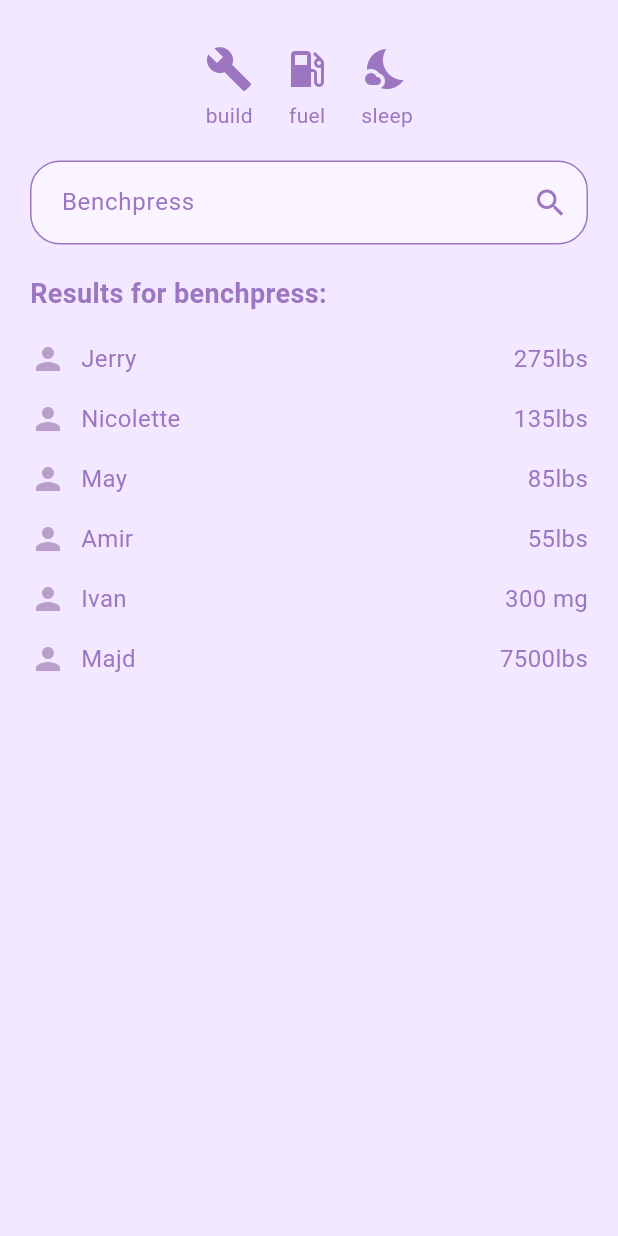
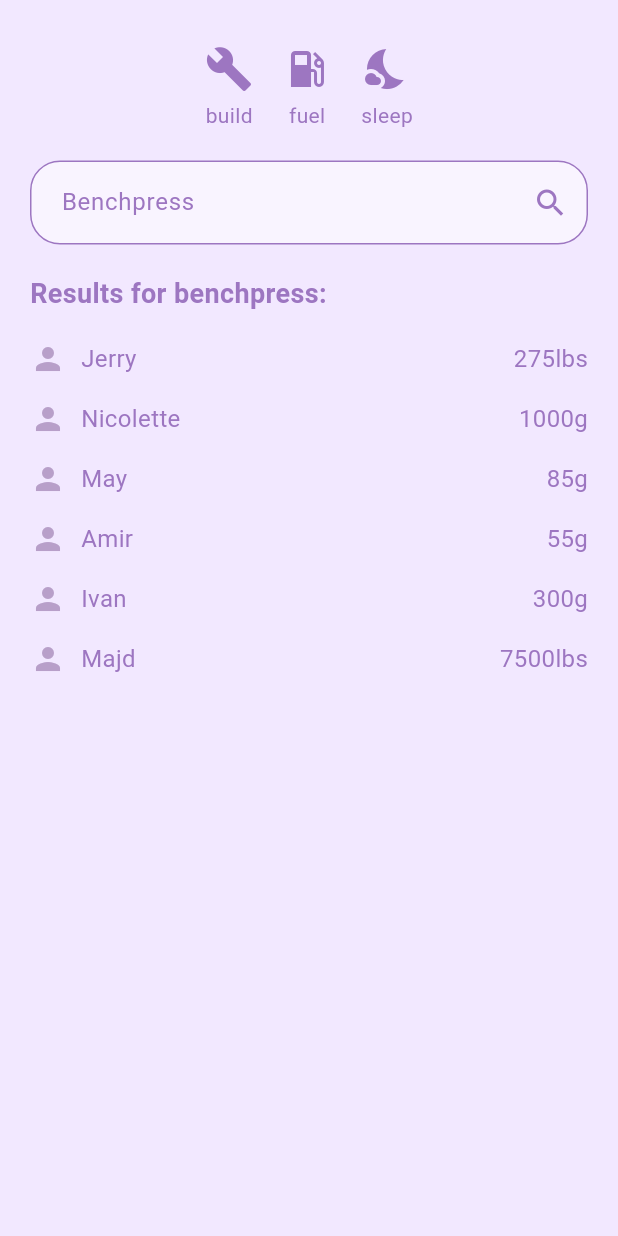
Before and after one commit to maynguyen26/lipht, a Flutter app: the FriendsScreen screen opened directly, on a phone screen of 412 x 824 dp. Run offline on Flutter 3.47's test engine with Material 3 defaults, Android fonts, the phone set to English and light mode, and no system bars; our stand-ins replace cloud_firestore, connectivity_plus, firebase_auth, firebase_core, fl_chart, google_sign_in and 1 more; accounts and stored records are empty.

Commit message:
Edit friends_screen.dart

```diff
--- a/lib/features/friends/screens/friends_screen.dart
+++ b/lib/features/friends/screens/friends_screen.dart
@@ -65,10 +65,10 @@ class FriendsScreen extends StatelessWidget {
               child: ListView(
                 children: [
                   _buildUserRow("Jerry", "275lbs"),
-                  _buildUserRow("Nicolette", "135lbs"),
-                  _buildUserRow("May", "85lbs"),
-                  _buildUserRow("Amir", "55lbs"),
-                  _buildUserRow("Ivan", "300 mg"),
+                  _buildUserRow("Nicolette", "1000g"),
+                  _buildUserRow("May", "85g"),
+                  _buildUserRow("Amir", "55g"),
+                  _buildUserRow("Ivan", "300g"),
                   _buildUserRow("Majd", "7500lbs")
                 ],
               ),
```
